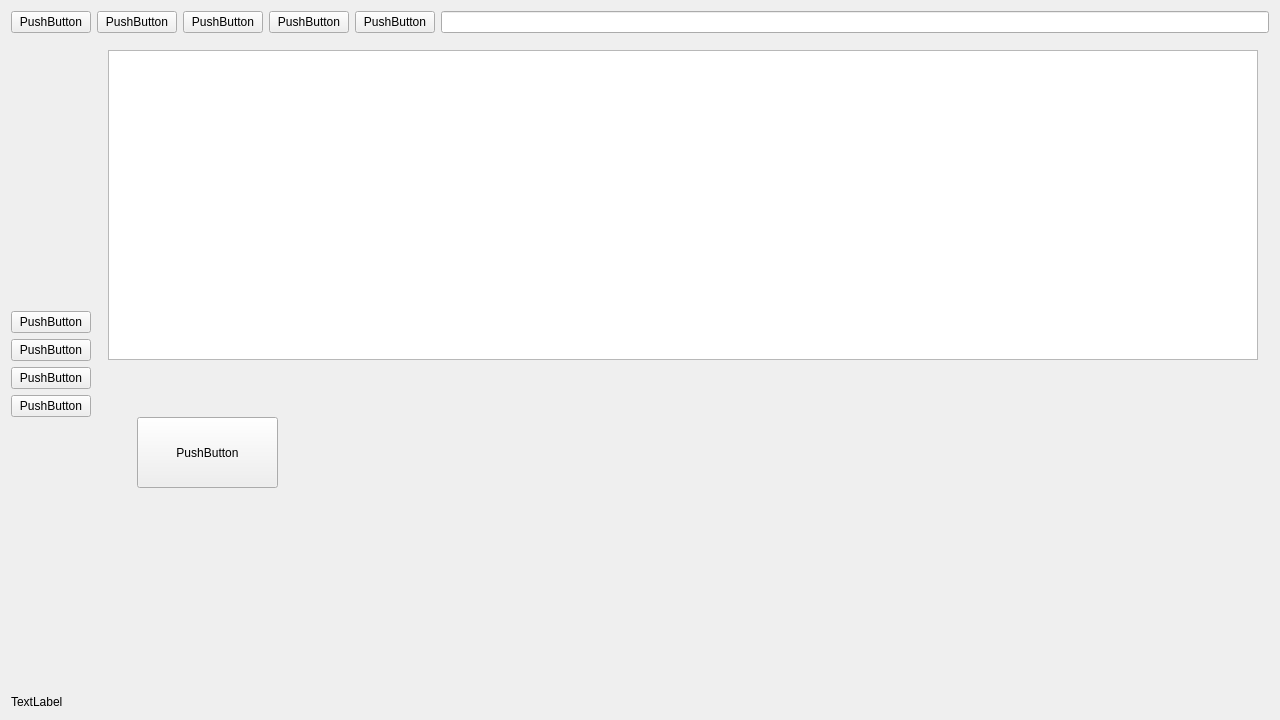
The window that GameTrackerV2/mainwindow.ui (Zazkya/game-tracker-v2) describes before a commit, drawn with Qt 5.
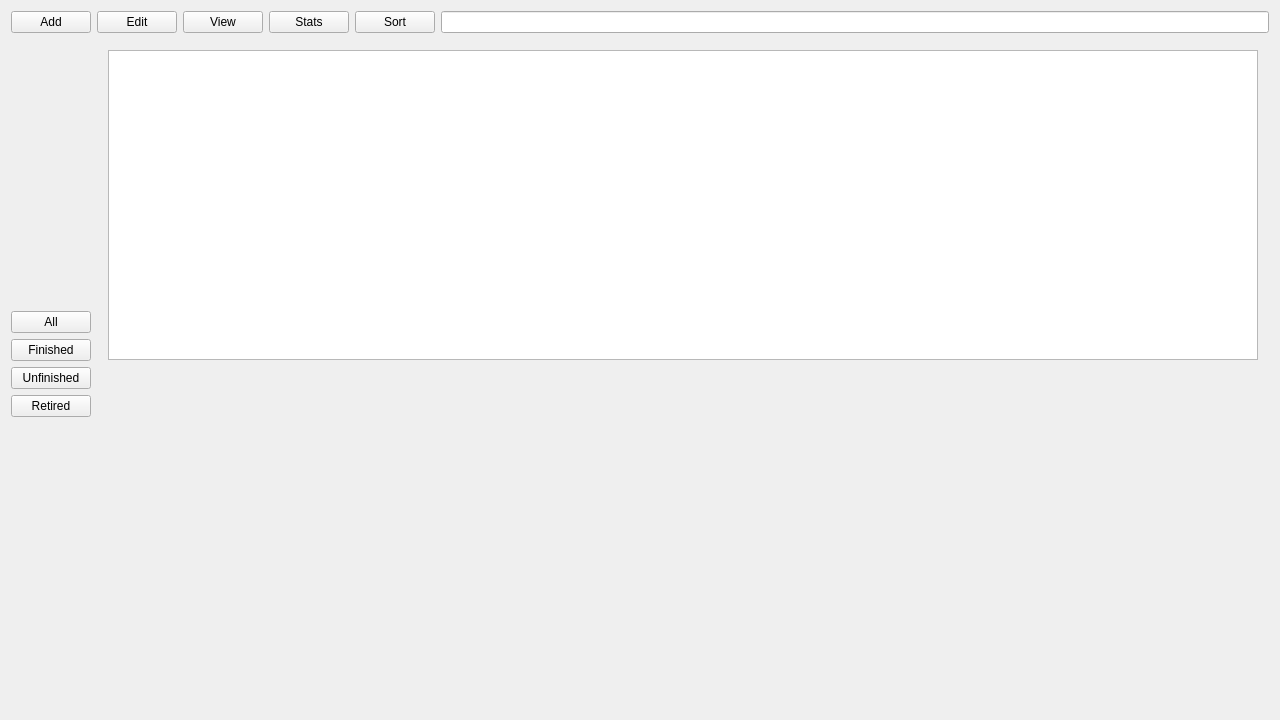
The same window after the commit.

```diff
--- a/GameTrackerV2/mainwindow.ui
+++ b/GameTrackerV2/mainwindow.ui
@@ -33,28 +33,28 @@
       <item>
        <widget class="QPushButton" name="pushButton">
         <property name="text">
-         <string>PushButton</string>
+         <string>All</string>
         </property>
        </widget>
       </item>
       <item>
        <widget class="QPushButton" name="pushButton_4">
         <property name="text">
-         <string>PushButton</string>
+         <string>Finished</string>
         </property>
        </widget>
       </item>
       <item>
        <widget class="QPushButton" name="pushButton_3">
         <property name="text">
-         <string>PushButton</string>
+         <string>Unfinished</string>
         </property>
        </widget>
       </item>
       <item>
        <widget class="QPushButton" name="pushButton_2">
         <property name="text">
-         <string>PushButton</string>
+         <string>Retired</string>
         </property>
        </widget>
       </item>
@@ -74,7 +74,7 @@
       <item>
        <widget class="QLabel" name="label">
         <property name="text">
-         <string>TextLabel</string>
+         <string/>
         </property>
        </widget>
       </item>
@@ -85,35 +85,35 @@
       <item>
        <widget class="QPushButton" name="pushButton_8">
         <property name="text">
-         <string>PushButton</string>
+         <string>Add</string>
         </property>
        </widget>
       </item>
       <item>
        <widget class="QPushButton" name="pushButton_7">
         <property name="text">
-         <string>PushButton</string>
+         <string>Edit</string>
         </property>
        </widget>
       </item>
       <item>
        <widget class="QPushButton" name="pushButton_9">
         <property name="text">
-         <string>PushButton</string>
+         <string>View</string>
         </property>
        </widget>
       </item>
       <item>
        <widget class="QPushButton" name="pushButton_6">
         <property name="text">
-         <string>PushButton</string>
+         <string>Stats</string>
         </property>
        </widget>
       </item>
       <item>
        <widget class="QPushButton" name="pushButton_5">
         <property name="text">
-         <string>PushButton</string>
+         <string>Sort</string>
         </property>
        </widget>
       </item>
@@ -142,19 +142,6 @@
       <item>
        <widget class="QStackedWidget" name="stackedWidget_2">
         <widget class="QWidget" name="page_11">
-         <widget class="QPushButton" name="pushButton_12">
-          <property name="geometry">
-           <rect>
-            <x>40</x>
-            <y>40</y>
-            <width>141</width>
-            <height>71</height>
-           </rect>
-          </property>
-          <property name="text">
-           <string>PushButton</string>
-          </property>
-         </widget>
          <widget class="QLabel" name="label_2">
           <property name="geometry">
            <rect>
```
